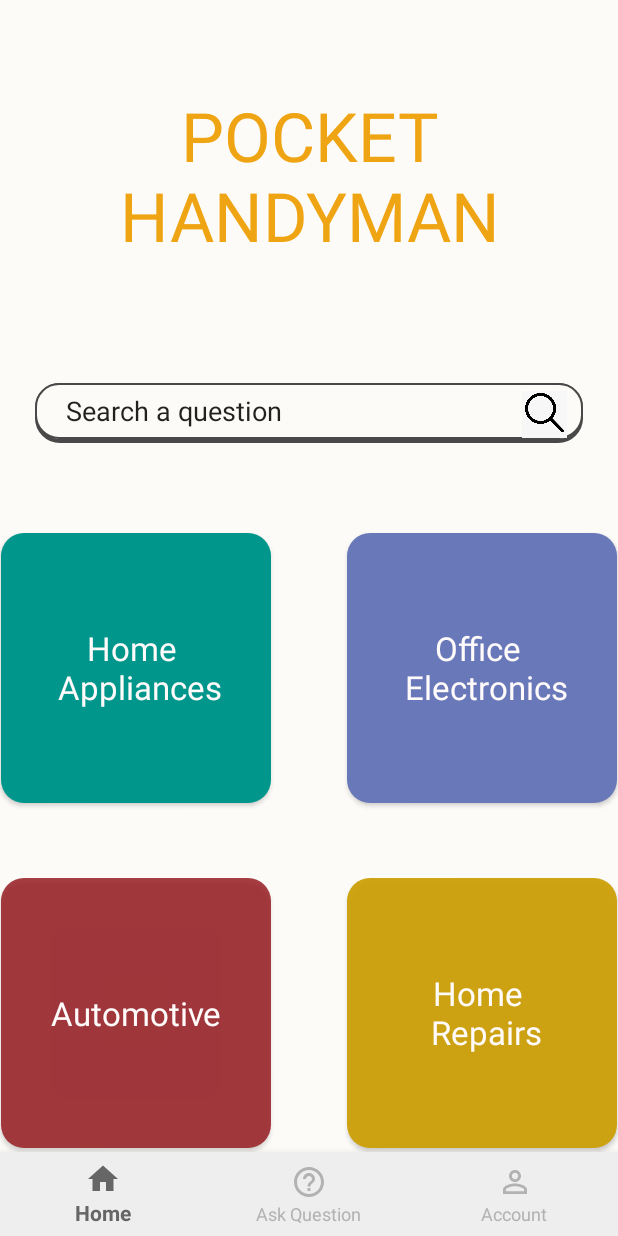
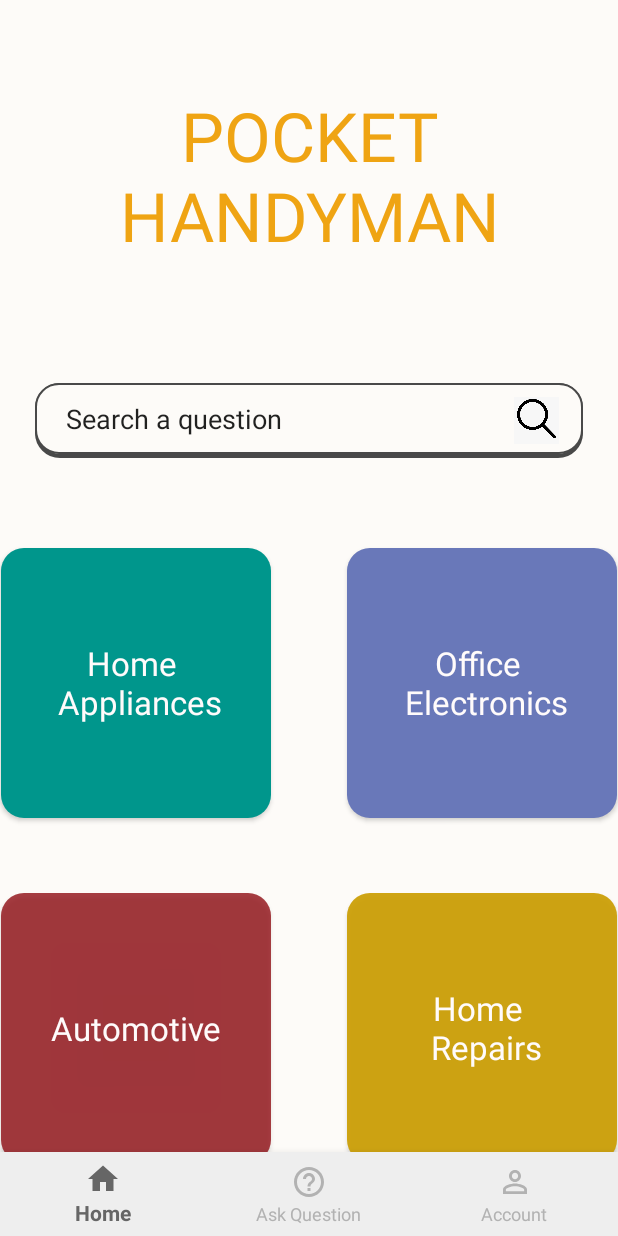
Before and after one commit to dmitrokh/pocketHandyman-fa19-hippo, an Android app: the screen it shows after launch once a user with an empty profile is signed in (HomeActivity), on a phone screen of 412 x 824 dp. Run offline under Robolectric (Android 15) with nearby library versions, the phone set to English and light mode, and no system bars; our stand-ins replace Firebase (no records; nobody signed in at launch, a user with empty details on screens opened directly).

Commit message:
fixed magnifying glass orientation

```diff
--- a/app/src/main/res/layout/home_screen.xml
+++ b/app/src/main/res/layout/home_screen.xml
@@ -33,7 +33,7 @@
     <EditText
         android:id="@+id/editText"
         android:layout_width="365dp"
-        android:layout_height="40dp"
+        android:layout_height="50dp"
         android:layout_marginStart="20dp"
         android:layout_marginTop="90dp"
         android:layout_marginEnd="20dp"
@@ -51,8 +51,8 @@
         android:id="@+id/magnifying_glass"
         android:layout_width="31dp"
         android:layout_height="31dp"
-        android:layout_marginTop="5dp"
-        android:layout_marginEnd="10dp"
+        android:layout_marginEnd="15dp"
+        app:layout_constraintBottom_toBottomOf="@+id/editText"
         app:layout_constraintEnd_toEndOf="@+id/editText"
         app:layout_constraintTop_toTopOf="@+id/editText"
         app:srcCompat="@drawable/magnifying_glass" />
```
